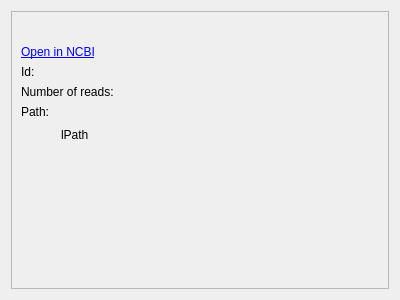
Before: the Qt Designer form ui_components/currenttaxnodedetails.ui in aakrosh/marva, drawn with Qt 5.
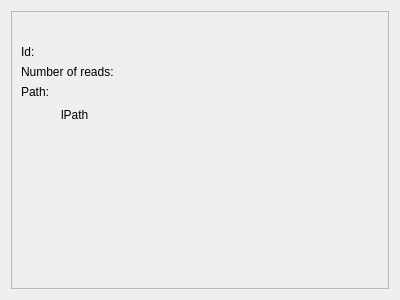
After: the same form once the commit is applied.

```diff
--- a/ui_components/currenttaxnodedetails.ui
+++ b/ui_components/currenttaxnodedetails.ui
@@ -42,13 +42,6 @@
          <property name="text">
           <string/>
          </property>
-        </widget>
-       </item>
-       <item>
-        <widget class="QLabel" name="lNcbi">
-         <property name="text">
-          <string>&lt;a href=&quot;http://www.ncbi.nlm.nih.gov/Taxonomy/Browser/wwwtax.cgi?mode=Info&amp;id=7215&quot;&gt;Open in NCBI&lt;/a&gt;</string>
-         </property>
          <property name="openExternalLinks">
           <bool>true</bool>
          </property>
```
